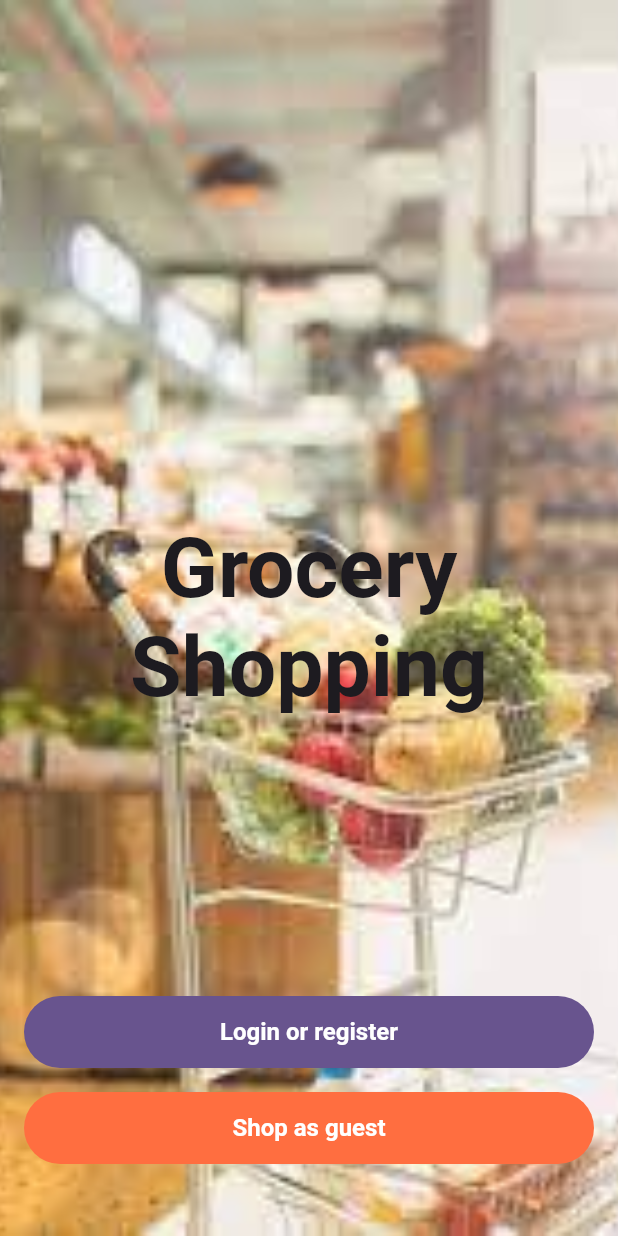
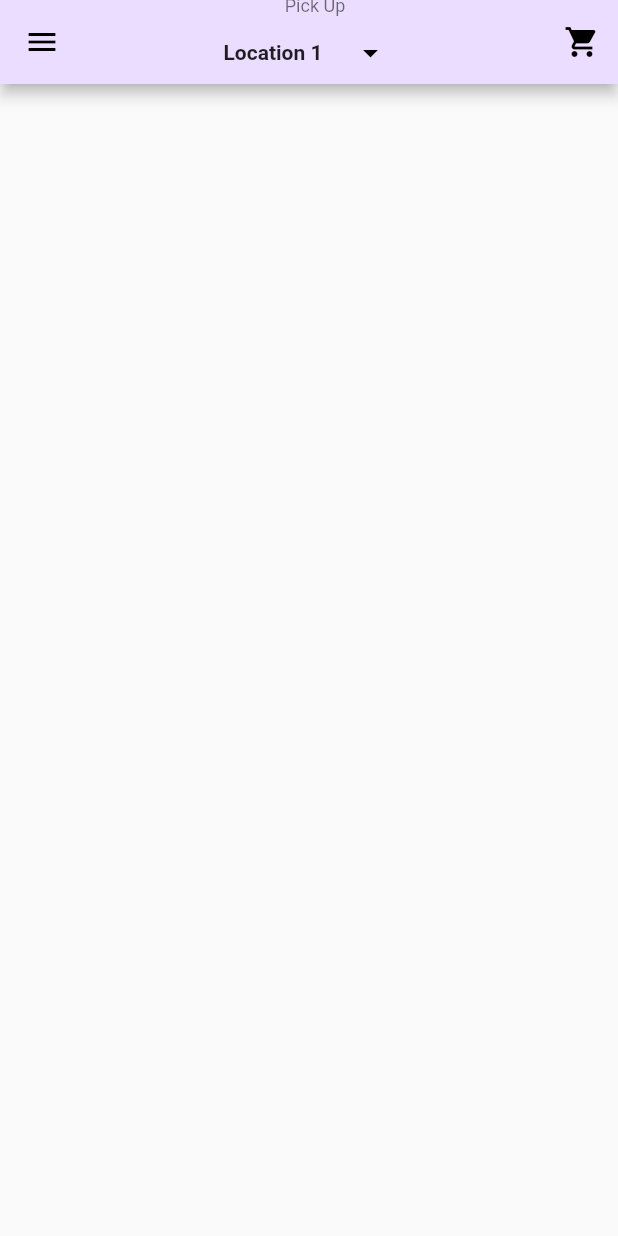
Before and after one commit to dave-lence/flutter-shopping-app, a Flutter app: the screen it shows after launch, on a phone screen of 412 x 824 dp. Run offline on Flutter 3.47's test engine with Material 2 defaults, Android fonts, the phone set to English and light mode, and no system bars; our stand-ins replace go_router, video_player.

Commit message:
workinmg on the home screen

```diff
--- a/grocery_shopping/lib/main.dart
+++ b/grocery_shopping/lib/main.dart
@@ -1,5 +1,6 @@
 import 'package:flutter/material.dart';
-import 'screens/intro_screen.dart';
+import 'package:grocery_shopping/navigation/app_router.dart';
+
 
 void main() {
   runApp(const MyApp());
@@ -10,11 +11,11 @@ class MyApp extends StatelessWidget {
 
   @override
   Widget build(BuildContext context) {
-    return MaterialApp(
+    return MaterialApp.router(
       title: "Grocery app",
       theme: ThemeData(
           colorScheme: ColorScheme.fromSeed(seedColor: Colors.deepPurple)),
-      home: const IntroScreen(),
+      routerConfig: AppRouter().router,
     );
   }
 }
--- /dev/null
+++ b/grocery_shopping/lib/navigation/app_router.dart
@@ -0,0 +1,62 @@
+import 'package:flutter/material.dart';
+import 'package:go_router/go_router.dart';
+import 'package:grocery_shopping/screens/home_screen.dart';
+import '../screens/intro_screen.dart';
+
+class AppRouter {
+  AppRouter();
+
+  late final GoRouter router = GoRouter(
+    routes: <GoRoute>[
+      GoRoute(
+        name: 'intro',
+        path: '/intro',
+        builder: (BuildContext context, GoRouterState state) {
+          return const IntroScreen();
+        },
+      ),
+      GoRoute(
+        name: 'home',
+        path: '/',
+        builder: (BuildContext context, GoRouterState state) {
+          return const HomeScreen();
+        },
+      ),
+      // GoRoute(
+      //   name: 'login',
+      //   path: '/login',
+      //   builder: (BuildContext context, GoRouterState state) {
+      //     return const LoginScreen();
+      //   },
+      // ),
+      // GoRoute(
+      //   name: 'register',
+      //   path: '/register',
+      //   builder: (BuildContext context, GoRouterState state) {
+      //     return const RegisterScreen();
+      //   },
+      // ),
+      // GoRoute(
+      //   name: 'category',
+      //   path: '/category',
+      //   builder: (BuildContext context, GoRouterState state) {
+      //     return const CategoryScreen();
+      //   },
+      // ),
+      // GoRoute(
+      //   name: 'cart',
+      //   path: '/cart',
+      //   builder: (BuildContext context, GoRouterState state) {
+      //     return const CartScreen();
+      //   },
+      // ),
+      // GoRoute(
+      //   name: 'search',
+      //   path: '/search',
+      //   builder: (BuildContext context, GoRouterState state) {
+      //     return const SearchScreen();
+      //   },
+      // ),
+    ],
+  );
+}
--- /dev/null
+++ b/grocery_shopping/lib/screens/home_screen.dart
@@ -0,0 +1,53 @@
+import 'package:flutter/material.dart';
+
+class HomeScreen extends StatelessWidget {
+  const HomeScreen({super.key});
+
+  @override
+  Widget build(BuildContext context) {
+    final textTheme = Theme.of(context).textTheme;
+    final colorScheme = Theme.of(context).colorScheme;
+
+    return Scaffold(
+      appBar: AppBar(
+        backgroundColor: colorScheme.primaryContainer,
+        leading: IconButton(
+          color: Colors.black,
+          onPressed: () {}, icon: const Icon(Icons.menu)),
+        centerTitle: true,
+        title: Column(
+          children: [
+            Text(
+              "Pick Up",
+              style: textTheme.bodySmall,
+            ),
+            Row(
+              mainAxisAlignment: MainAxisAlignment.center,
+              children: [
+                Text(
+                  "Location 1",
+                  style: Theme.of(context)
+                      .textTheme
+                      .bodyLarge!
+                      .copyWith(fontWeight: FontWeight.bold),
+                ),
+                const SizedBox(width: 8),
+                IconButton(
+                   color: Colors.black,
+                    onPressed: () {}, icon: const Icon(Icons.arrow_drop_down))
+              ],
+            )
+          ],
+        ),
+        actions: [
+          IconButton(
+              onPressed: () {},
+              color: Colors.black,
+              icon: const Icon(
+                Icons.shopping_cart,
+              ))
+        ],
+      ),
+    );
+  }
+}
--- a/grocery_shopping/lib/screens/intro_screen.dart
+++ b/grocery_shopping/lib/screens/intro_screen.dart
@@ -54,7 +54,7 @@ class _IntroScreenState extends State<IntroScreen> {
             "Grocery Shopping",
             textAlign: TextAlign.center,
             style: textTheme.displayMedium!.copyWith(
-                color: colorScheme.onBackground, fontWeight: FontWeight.bold),
+                color: colorScheme.onPrimary, fontWeight: FontWeight.bold),
           )),
           Positioned(
             bottom: 48,
--- a/grocery_shopping/pubspec.yaml
+++ b/grocery_shopping/pubspec.yaml
@@ -31,6 +31,7 @@ dependencies:
   flutter:
     sdk: flutter
   video_player: ^2.7.1
+  go_router: ^11.1.3
 
 
   # The following adds the Cupertino Icons font to your application.
```
Also changed, not shown: lib/app_router.dart (deleted, +0 -67 lines), grocery_shopping/pubspec.lock.
